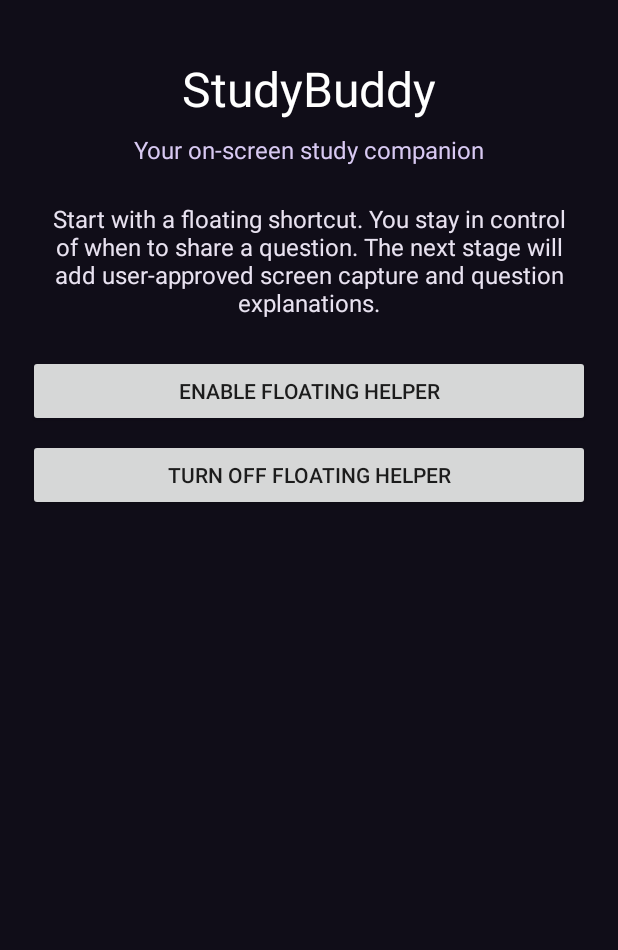
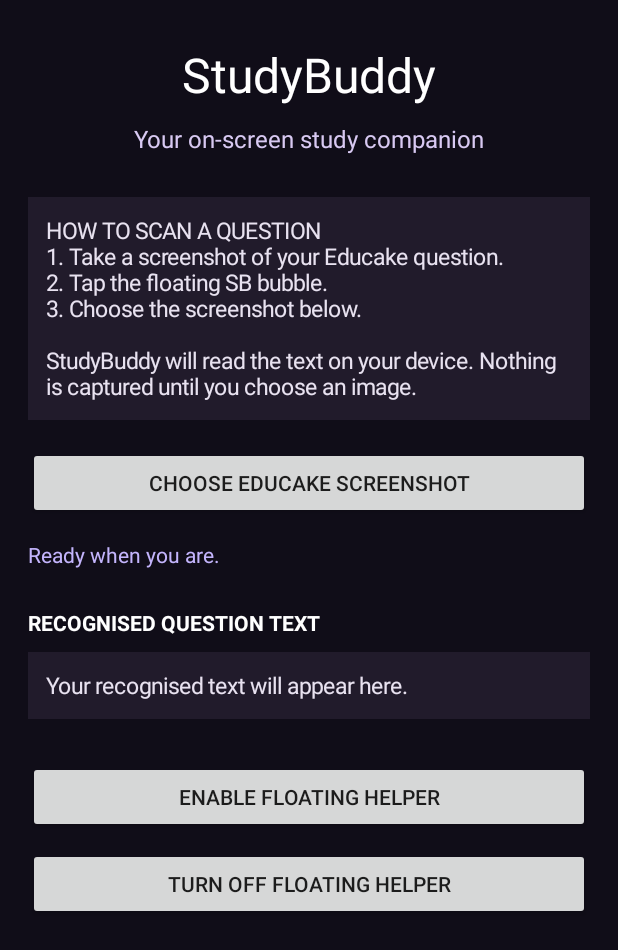
Before and after one commit to Crispy8564/StudyBuddy-V2, an Android app: the screen it shows after launch (MainActivity), on a phone screen of 412 x 824 dp. Shown: the top 950 px of the screen. Run offline under Robolectric (Android 15) with nearby library versions, the phone set to English and light mode, and no system bars; libraries missing offline, so code that uses them is left out: com.google.mlkit.vision; 1 statement that could not run was skipped.

Commit message:
Add screenshot picker and on-device question text recognition

```diff
--- a/app/src/main/java/com/studybuddy/app/MainActivity.java
+++ b/app/src/main/java/com/studybuddy/app/MainActivity.java
@@ -2,31 +2,57 @@ package com.studybuddy.app;
 
 import android.app.Activity;
 import android.content.Intent;
+import android.graphics.Bitmap;
+import android.graphics.Color;
 import android.net.Uri;
 import android.os.Bundle;
 import android.provider.Settings;
 import android.view.Gravity;
+import android.view.ViewGroup;
 import android.widget.Button;
 import android.widget.LinearLayout;
+import android.widget.ScrollView;
 import android.widget.TextView;
 import android.widget.Toast;
 
+import com.google.mlkit.vision.common.InputImage;
+import com.google.mlkit.vision.text.Text;
+import com.google.mlkit.vision.text.TextRecognition;
+import com.google.mlkit.vision.text.TextRecognizer;
+import com.google.mlkit.vision.text.latin.TextRecognizerOptions;
+
+import java.io.IOException;
+
 public class MainActivity extends Activity {
     private static final int OVERLAY_PERMISSION_REQUEST = 4101;
+    private static final int SCREENSHOT_PICK_REQUEST = 4102;
+
+    private LinearLayout root;
+    private TextView status;
+    private TextView extractedText;
+    private Button chooseScreenshot;
+    private TextRecognizer recognizer;
 
     @Override
     protected void onCreate(Bundle savedInstanceState) {
         super.onCreate(savedInstanceState);
+        recognizer = TextRecognition.getClient(TextRecognizerOptions.DEFAULT_OPTIONS);
+        buildScreen();
+    }
 
-        LinearLayout root = new LinearLayout(this);
+    private void buildScreen() {
+        ScrollView scroll = new ScrollView(this);
+        scroll.setFillViewport(true);
+        root = new LinearLayout(this);
         root.setOrientation(LinearLayout.VERTICAL);
         root.setGravity(Gravity.CENTER_HORIZONTAL);
-        root.setPadding(28, 56, 28, 28);
+        root.setPadding(28, 42, 28, 32);
         root.setBackgroundColor(0xFF100D18);
+        scroll.addView(root);
 
         TextView title = new TextView(this);
         title.setText("StudyBuddy");
-        title.setTextColor(0xFFFFFFFF);
+        title.setTextColor(Color.WHITE);
         title.setTextSize(32);
         title.setGravity(Gravity.CENTER);
         root.addView(title, new LinearLayout.LayoutParams(-1, -2));
@@ -36,37 +62,118 @@ public class MainActivity extends Activity {
         subtitle.setTextColor(0xFFD8C9F2);
         subtitle.setTextSize(16);
         subtitle.setGravity(Gravity.CENTER);
-        LinearLayout.LayoutParams subParams = new LinearLayout.LayoutParams(-1, -2);
-        subParams.topMargin = 12;
-        root.addView(subtitle, subParams);
+        addTopSpace(subtitle, 10);
 
-        TextView explanation = new TextView(this);
-        explanation.setText("Start with a floating shortcut. You stay in control of when to share a question. The next stage will add user-approved screen capture and question explanations.");
-        explanation.setTextColor(0xFFE8E2F0);
-        explanation.setTextSize(16);
-        explanation.setGravity(Gravity.CENTER);
-        LinearLayout.LayoutParams textParams = new LinearLayout.LayoutParams(-1, -2);
-        textParams.topMargin = 36;
-        root.addView(explanation, textParams);
+        TextView instructions = new TextView(this);
+        instructions.setText("HOW TO SCAN A QUESTION\n1. Take a screenshot of your Educake question.\n2. Tap the floating SB bubble.\n3. Choose the screenshot below.\n\nStudyBuddy will read the text on your device. Nothing is captured until you choose an image.");
+        instructions.setTextColor(0xFFE8E2F0);
+        instructions.setTextSize(15);
+        instructions.setPadding(18, 18, 18, 18);
+        instructions.setBackgroundColor(0xFF211B2B);
+        addTopSpace(instructions, 28);
+
+        chooseScreenshot = new Button(this);
+        chooseScreenshot.setText("Choose Educake screenshot");
+        addTopSpace(chooseScreenshot, 18);
+        chooseScreenshot.setOnClickListener(v -> chooseScreenshot());
+
+        status = new TextView(this);
+        status.setText("Ready when you are.");
+        status.setTextColor(0xFFC4B5FD);
+        status.setTextSize(14);
+        addTopSpace(status, 14);
+
+        TextView resultHeading = new TextView(this);
+        resultHeading.setText("RECOGNISED QUESTION TEXT");
+        resultHeading.setTextColor(0xFFFFFFFF);
+        resultHeading.setTextSize(14);
+        resultHeading.setTypeface(null, android.graphics.Typeface.BOLD);
+        addTopSpace(resultHeading, 26);
+
+        extractedText = new TextView(this);
+        extractedText.setText("Your recognised text will appear here.");
+        extractedText.setTextColor(0xFFE8E2F0);
+        extractedText.setTextSize(15);
+        extractedText.setPadding(18, 18, 18, 18);
+        extractedText.setBackgroundColor(0xFF211B2B);
+        addTopSpace(extractedText, 10);
 
         Button enable = new Button(this);
         enable.setText("Enable floating helper");
-        LinearLayout.LayoutParams buttonParams = new LinearLayout.LayoutParams(-1, -2);
-        buttonParams.topMargin = 36;
-        root.addView(enable, buttonParams);
+        addTopSpace(enable, 28);
         enable.setOnClickListener(v -> enableFloatingHelper());
 
         Button stop = new Button(this);
         stop.setText("Turn off floating helper");
-        LinearLayout.LayoutParams stopParams = new LinearLayout.LayoutParams(-1, -2);
-        stopParams.topMargin = 12;
-        root.addView(stop, stopParams);
+        addTopSpace(stop, 10);
         stop.setOnClickListener(v -> {
             stopService(new Intent(this, FloatingHelperService.class));
             Toast.makeText(this, "Floating helper turned off", Toast.LENGTH_SHORT).show();
         });
 
-        setContentView(root);
+        setContentView(scroll);
+    }
+
+    private void addTopSpace(android.view.View view, int top) {
+        LinearLayout.LayoutParams params = new LinearLayout.LayoutParams(-1, -2);
+        params.topMargin = dp(top);
+        root.addView(view, params);
+    }
+
+    private int dp(int value) {
+        return (int) (value * getResources().getDisplayMetrics().density + 0.5f);
+    }
+
+    private void chooseScreenshot() {
+        Intent pick = new Intent(Intent.ACTION_GET_CONTENT);
+        pick.setType("image/*");
+        pick.addCategory(Intent.CATEGORY_OPENABLE);
+        try {
+            startActivityForResult(Intent.createChooser(pick, "Choose Educake screenshot"), SCREENSHOT_PICK_REQUEST);
+        } catch (Exception e) {
+            Toast.makeText(this, "No image picker is available.", Toast.LENGTH_LONG).show();
+        }
+    }
+
+    @Override
+    protected void onActivityResult(int requestCode, int resultCode, Intent data) {
+        super.onActivityResult(requestCode, resultCode, data);
+        if (requestCode == OVERLAY_PERMISSION_REQUEST && Settings.canDrawOverlays(this)) {
+            startService(new Intent(this, FloatingHelperService.class));
+            Toast.makeText(this, "Floating helper enabled", Toast.LENGTH_SHORT).show();
+        } else if (requestCode == SCREENSHOT_PICK_REQUEST && resultCode == RESULT_OK && data != null && data.getData() != null) {
+            readScreenshot(data.getData());
+        }
+    }
+
+    private void readScreenshot(Uri imageUri) {
+        status.setText("Reading screenshot on this device…");
+        chooseScreenshot.setEnabled(false);
+        try {
+            Bitmap bitmap = android.provider.MediaStore.Images.Media.getBitmap(getContentResolver(), imageUri);
+            InputImage image = InputImage.fromBitmap(bitmap, 0);
+            recognizer.process(image)
+                .addOnSuccessListener(result -> showRecognisedText(result))
+                .addOnFailureListener(error -> {
+                    status.setText("Couldn't read that image. Try a clearer screenshot.");
+                    Toast.makeText(this, "Text recognition failed.", Toast.LENGTH_LONG).show();
+                })
+                .addOnCompleteListener(task -> chooseScreenshot.setEnabled(true));
+        } catch (IOException | SecurityException e) {
+            chooseScreenshot.setEnabled(true);
+            status.setText("Couldn't open that image. Please choose it again.");
+        }
+    }
+
+    private void showRecognisedText(Text result) {
+        String recognised = result.getText();
+        if (recognised == null || recognised.trim().isEmpty()) {
+            status.setText("No text found. Try a screenshot where the question is clear.");
+            extractedText.setText("No text was detected.");
+        } else {
+            status.setText("Screenshot read successfully.");
+            extractedText.setText(recognised);
+        }
     }
 
     private void enableFloatingHelper() {
@@ -83,11 +190,8 @@ public class MainActivity extends Activity {
     }
 
     @Override
-    protected void onActivityResult(int requestCode, int resultCode, Intent data) {
-        super.onActivityResult(requestCode, resultCode, data);
-        if (requestCode == OVERLAY_PERMISSION_REQUEST && Settings.canDrawOverlays(this)) {
-            startService(new Intent(this, FloatingHelperService.class));
-            Toast.makeText(this, "Floating helper enabled", Toast.LENGTH_SHORT).show();
-        }
+    protected void onDestroy() {
+        if (recognizer != null) recognizer.close();
+        super.onDestroy();
     }
 }
```
